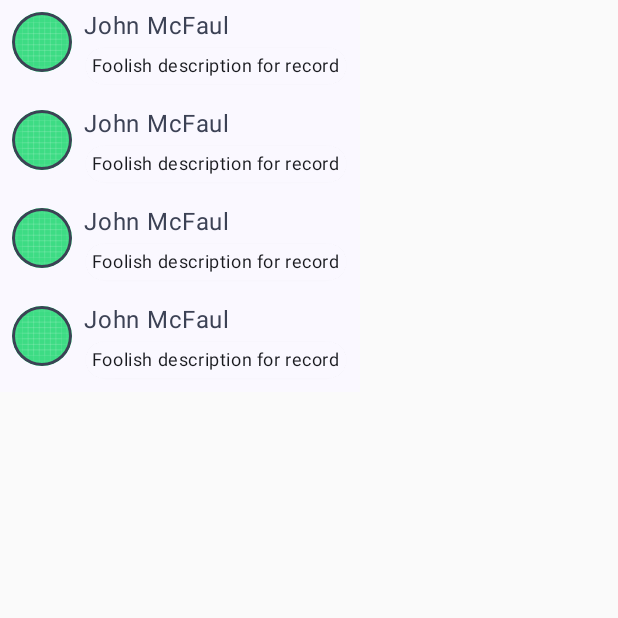
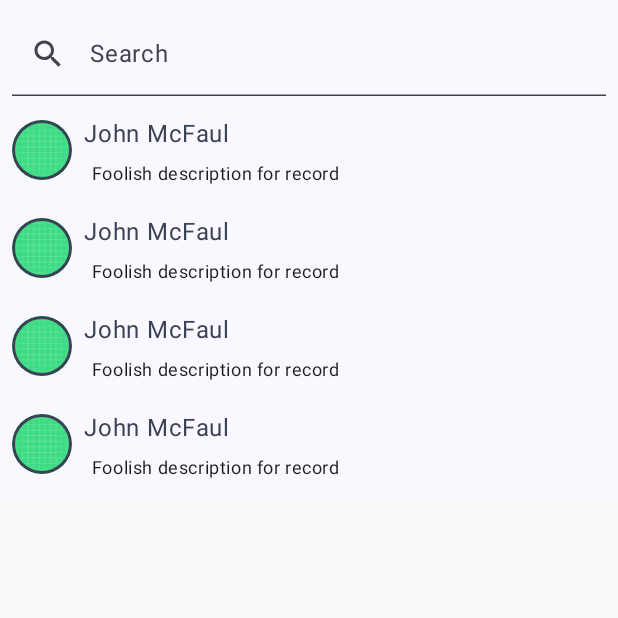
Before and after one commit to AlexOmarov/BerteAndroid, an Android app built with Jetpack Compose: the screen it shows after launch (MainActivity), on a phone screen of 412 x 824 dp, the top half of it. Run offline under Robolectric (Android 15) with nearby library versions, the phone set to English and light mode, and no system bars.

```diff
--- a/app/src/main/kotlin/com/example/berteandroid/MainActivity.kt
+++ b/app/src/main/kotlin/com/example/berteandroid/MainActivity.kt
@@ -7,19 +7,21 @@ import androidx.activity.compose.setContent
 import androidx.compose.animation.animateColorAsState
 import androidx.compose.animation.animateContentSize
 import androidx.compose.foundation.Image
+import androidx.compose.foundation.background
 import androidx.compose.foundation.border
 import androidx.compose.foundation.clickable
 import androidx.compose.foundation.layout.*
 import androidx.compose.foundation.lazy.LazyColumn
 import androidx.compose.foundation.lazy.items
 import androidx.compose.foundation.shape.CircleShape
-import androidx.compose.material3.MaterialTheme
-import androidx.compose.material3.Surface
-import androidx.compose.material3.Text
+import androidx.compose.material.icons.Icons
+import androidx.compose.material.icons.filled.Search
+import androidx.compose.material3.*
 import androidx.compose.runtime.*
 import androidx.compose.ui.Modifier
 import androidx.compose.ui.draw.clip
 import androidx.compose.ui.res.painterResource
+import androidx.compose.ui.res.stringResource
 import androidx.compose.ui.tooling.preview.Preview
 import androidx.compose.ui.unit.dp
 import com.example.berteandroid.ui.theme.BerteAndroidTheme
@@ -27,7 +29,7 @@ import com.example.berteandroid.ui.theme.BerteAndroidTheme
 class MainActivity : ComponentActivity() {
     override fun onCreate(savedInstanceState: Bundle?) {
         super.onCreate(savedInstanceState)
-        setContent { FirstScreen() }
+        setContent { BerteAndroidTheme { FirstScreen() } }
     }
 }
 
@@ -41,8 +43,8 @@ data class ElementData(val header: String, val description: String)
 )
 @Composable
 fun FirstScreen() {
-    BerteAndroidTheme {
-        Surface(color = MaterialTheme.colorScheme.background) {
+    Column(Modifier.background(MaterialTheme.colorScheme.background)) {
+        SearchBar()
         UserList(
             listOf(
                 ElementData(
@@ -56,6 +58,30 @@ fun FirstScreen() {
         )
     }
 }
+
+@OptIn(ExperimentalMaterial3Api::class)
+@Composable
+fun SearchBar(modifier: Modifier = Modifier) {
+    TextField(
+        value = "",
+        onValueChange = {},
+        leadingIcon = {
+            Icon(
+                imageVector = Icons.Default.Search,
+                contentDescription = null
+            )
+        },
+        colors = TextFieldDefaults.textFieldColors(
+            containerColor = MaterialTheme.colorScheme.surface
+        ),
+        placeholder = {
+            Text(stringResource(R.string.placeholder_search))
+        },
+        modifier = modifier
+            .fillMaxWidth()
+            .padding(8.dp)
+            .heightIn(min = 56.dp)
+    )
 }
 
 @Composable
@@ -114,7 +140,9 @@ fun UserListRowContent(data: ElementData) {
             shape = MaterialTheme.shapes.medium,
             shadowElevation = 1.dp,
             color = surfaceColor,
-            modifier = Modifier.animateContentSize().padding(1.dp)
+            modifier = Modifier
+                .animateContentSize()
+                .padding(1.dp)
         ) {
             Text(
                 text = data.description,
--- a/app/src/main/kotlin/com/example/berteandroid/ui/theme/Color.kt
+++ b/app/src/main/kotlin/com/example/berteandroid/ui/theme/Color.kt
@@ -3,7 +3,7 @@ package com.example.berteandroid.ui.theme
 import androidx.compose.ui.graphics.Color
 
 val Purple80 = Color(0xFFD0BCFF)
-val PurpleGrey80 = Color(0xFFCCC2DC)
+val PurpleGrey80 = Color(0xFF2D0A64)
 val Pink80 = Color(0xFFEFB8C8)
 
 val Purple40 = Color(0xFF6650a4)
--- a/app/src/main/res/values/strings.xml
+++ b/app/src/main/res/values/strings.xml
@@ -1,3 +1,4 @@
 <resources>
     <string name="app_name">BerteAndroid</string>
+    <string name="placeholder_search">Search</string>
 </resources>
--- a/app/src/main/res/values/themes.xml
+++ b/app/src/main/res/values/themes.xml
@@ -1,5 +1,4 @@
 <?xml version="1.0" encoding="utf-8"?>
 <resources>
-
     <style name="Theme.BerteAndroid" parent="android:Theme.Material.Light.NoActionBar" />
 </resources>
```
Lines whose indentation alone changed are shown as unchanged.
